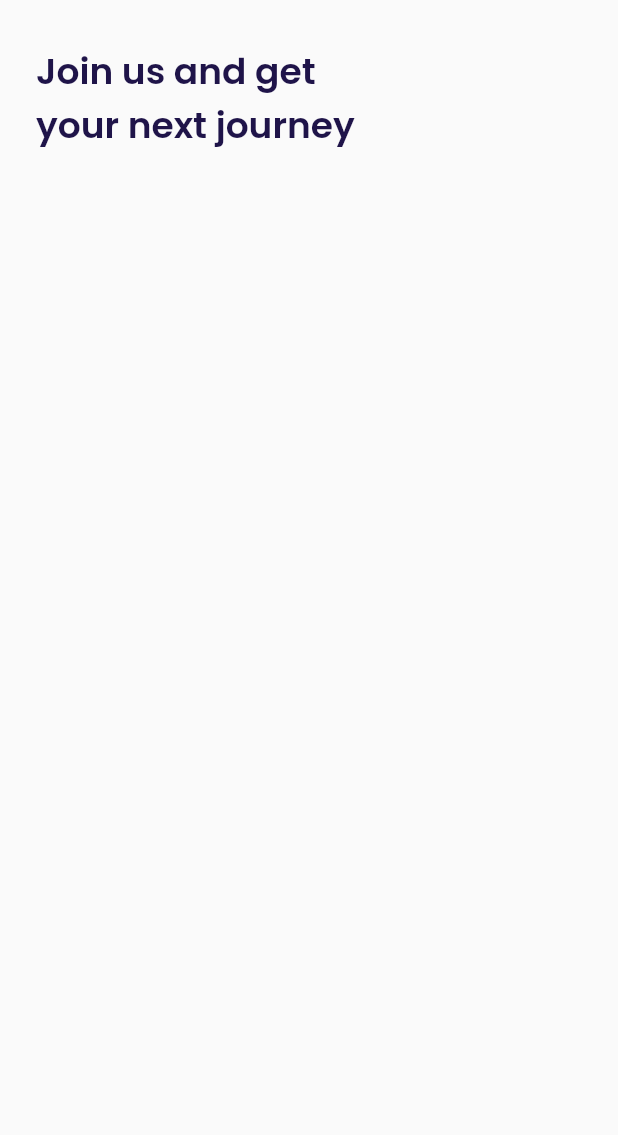
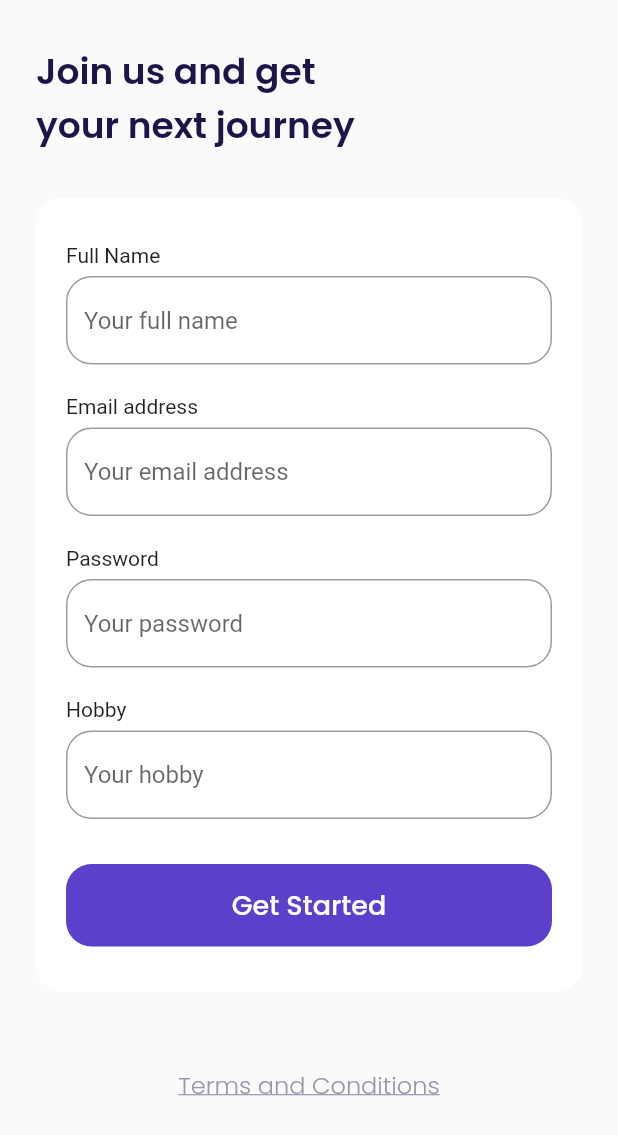
Before and after one commit to gitriant/airplane, a Flutter app: the SignUpPage screen opened by its route, on a phone screen of 412 x 824 dp. Shown: the top 1135 px of the screen. Run offline on Flutter 3.47's test engine with Material 2 defaults, Android fonts, the phone set to English and light mode, and no system bars; our stand-ins replace google_fonts.

Commit message:
slicing signup input

```diff
--- a/lib/ui/pages/sign-up-page.dart
+++ b/lib/ui/pages/sign-up-page.dart
@@ -16,12 +16,169 @@ class SignUpPage extends StatelessWidget {
       );
     }
 
+    Widget inputSection() {
+      Widget nameInput() {
+        return Container(
+          margin: EdgeInsets.only(bottom: 20),
+          child: Column(
+            crossAxisAlignment: CrossAxisAlignment.start,
+            children: [
+              Text('Full Name'),
+              SizedBox(
+                height: 6,
+              ),
+              TextFormField(
+                cursorColor: kBlackColor,
+                decoration: InputDecoration(
+                  hintText: 'Your full name',
+                  border: OutlineInputBorder(
+                      borderRadius: BorderRadius.circular(defaultRadius)),
+                  focusedBorder: OutlineInputBorder(
+                      borderRadius: BorderRadius.circular(defaultRadius),
+                      borderSide: BorderSide(color: kPrimaryColor)),
+                ),
+              )
+            ],
+          ),
+        );
+      }
+
+      Widget emailInput() {
+        return Container(
+          margin: EdgeInsets.only(bottom: 20),
+          child: Column(
+            crossAxisAlignment: CrossAxisAlignment.start,
+            children: [
+              Text('Email address'),
+              SizedBox(
+                height: 6,
+              ),
+              TextFormField(
+                cursorColor: kBlackColor,
+                decoration: InputDecoration(
+                  hintText: 'Your email address',
+                  border: OutlineInputBorder(
+                      borderRadius: BorderRadius.circular(defaultRadius)),
+                  focusedBorder: OutlineInputBorder(
+                      borderRadius: BorderRadius.circular(defaultRadius),
+                      borderSide: BorderSide(color: kPrimaryColor)),
+                ),
+              )
+            ],
+          ),
+        );
+      }
+
+      Widget passwordInput() {
+        return Container(
+          margin: EdgeInsets.only(bottom: 20),
+          child: Column(
+            crossAxisAlignment: CrossAxisAlignment.start,
+            children: [
+              Text('Password'),
+              SizedBox(
+                height: 6,
+              ),
+              TextFormField(
+                obscureText: true,
+                cursorColor: kBlackColor,
+                decoration: InputDecoration(
+                  hintText: 'Your password',
+                  border: OutlineInputBorder(
+                      borderRadius: BorderRadius.circular(defaultRadius)),
+                  focusedBorder: OutlineInputBorder(
+                      borderRadius: BorderRadius.circular(defaultRadius),
+                      borderSide: BorderSide(color: kPrimaryColor)),
+                ),
+              )
+            ],
+          ),
+        );
+      }
+
+      Widget hobbyInput() {
+        return Container(
+          margin: EdgeInsets.only(bottom: 30),
+          child: Column(
+            crossAxisAlignment: CrossAxisAlignment.start,
+            children: [
+              Text('Hobby'),
+              SizedBox(
+                height: 6,
+              ),
+              TextFormField(
+                obscureText: true,
+                cursorColor: kBlackColor,
+                decoration: InputDecoration(
+                  hintText: 'Your hobby',
+                  border: OutlineInputBorder(
+                      borderRadius: BorderRadius.circular(defaultRadius)),
+                  focusedBorder: OutlineInputBorder(
+                      borderRadius: BorderRadius.circular(defaultRadius),
+                      borderSide: BorderSide(color: kPrimaryColor)),
+                ),
+              )
+            ],
+          ),
+        );
+      }
+
+      Widget submitButton() {
+        return Container(
+          width: double.infinity,
+          height: 55,
+          child: TextButton(
+              onPressed: () {},
+              style: TextButton.styleFrom(
+                  backgroundColor: kPrimaryColor,
+                  shape: RoundedRectangleBorder(
+                      borderRadius: BorderRadius.circular(defaultRadius))),
+              child: Text(
+                'Get Started',
+                style:
+                    whiteTextStyle.copyWith(fontSize: 18, fontWeight: medium),
+              )),
+        );
+      }
+
+      return Container(
+        margin: EdgeInsets.only(top: 30),
+        padding: EdgeInsets.symmetric(horizontal: 20, vertical: 30),
+        decoration: BoxDecoration(
+            color: kWhiteColor,
+            borderRadius: BorderRadius.circular(defaultRadius)),
+        child: Column(
+          children: [
+            nameInput(),
+            emailInput(),
+            passwordInput(),
+            hobbyInput(),
+            submitButton()
+          ],
+        ),
+      );
+    }
+
+    Widget tacButton() {
+      return Container(
+        alignment: Alignment.center,
+        margin: EdgeInsets.only(top: 50, bottom: 73),
+        child: Text(
+          'Terms and Conditions',
+          style: greyTextStyle.copyWith(
+              fontSize: 16,
+              fontWeight: light,
+              decoration: TextDecoration.underline),
+        ),
+      );
+    }
+
     return Scaffold(
       backgroundColor: kBackgroundColor,
       body: SafeArea(
         child: ListView(
           padding: EdgeInsets.symmetric(horizontal: defaultMargin),
-          children: [title()],
+          children: [title(), inputSection(), tacButton()],
         ),
       ),
     );
```
